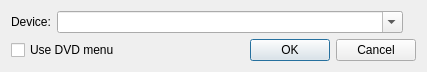
bylee20/bomi, file src/cmplayer/ui/opendvddialog.ui: the form before one commit.
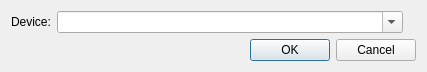
The form after the commit.

What changed in the file:
```diff
--- a/src/cmplayer/ui/opendvddialog.ui
+++ b/src/cmplayer/ui/opendvddialog.ui
@@ -59,13 +59,6 @@
    </item>
    <item>
     <layout class="QHBoxLayout" name="horizontalLayout_2">
-     <item>
-      <widget class="QCheckBox" name="menu">
-       <property name="text">
-        <string>Use DVD menu</string>
-       </property>
-      </widget>
-     </item>
      <item>
       <widget class="QDialogButtonBox" name="buttonBox">
        <property name="orientation">
```
Left out of the diff: 11 changed lines with no effect on the pictures.
